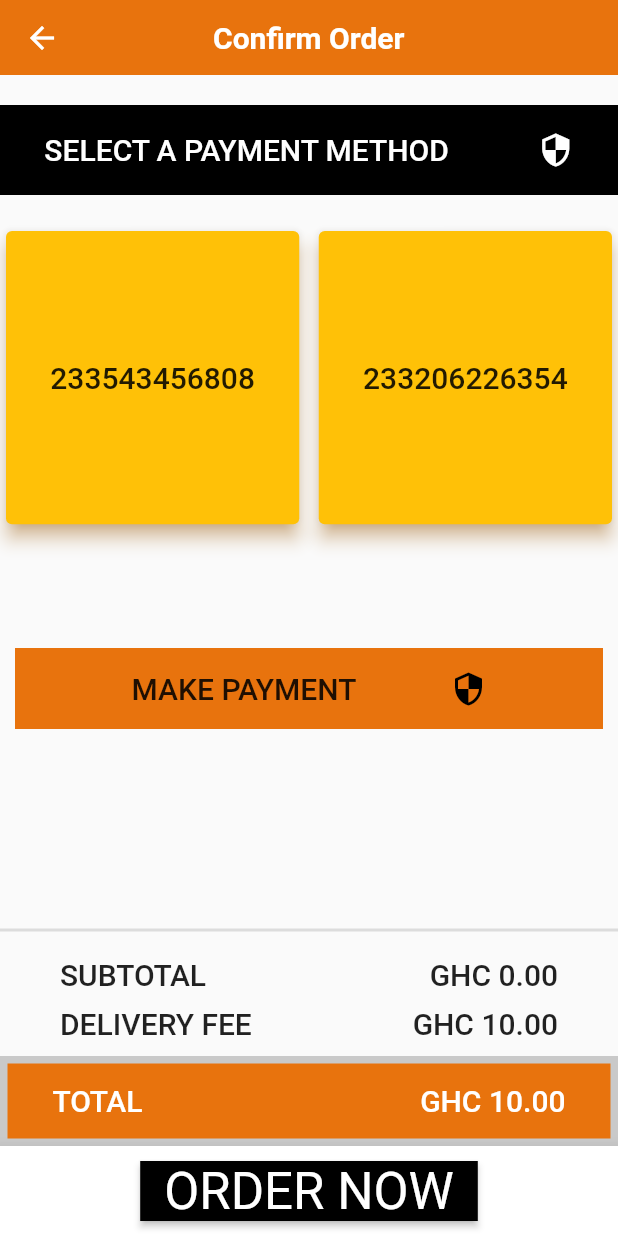
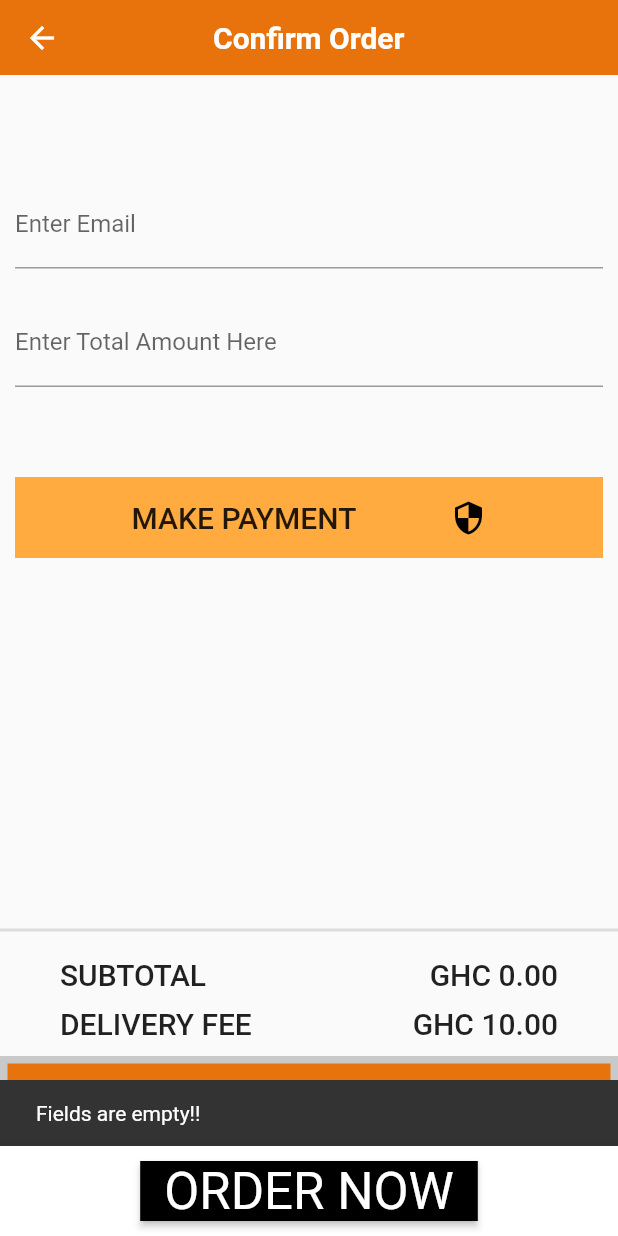
Before and after one commit to iamobedson/chop_kenkey, a Flutter app: the ConfirmOrder screen opened by its route, after a tap on "MAKE PAYMENT", on a phone screen of 412 x 824 dp. Run offline on Flutter 3.47's test engine with Material 2 defaults, Android fonts, the phone set to English and light mode, and no system bars; our stand-ins replace bloc, carousel_slider, cloud_firestore, equatable, firebase_auth, firebase_core and 5 more; missing offline and left inert: flutterwave; accounts and stored records are empty; Roboto replaces fonts that are missing (Trueno).

Commit message:
flutter wave package intalled and flutterwave payment implemented

```diff
--- a/lib/screens/cart_screen.dart
+++ b/lib/screens/cart_screen.dart
@@ -33,10 +33,7 @@ class CartScreen extends StatelessWidget {
             );
           }
           if (state is CartLoaded) {
-            return Padding(
-              padding:
-                  const EdgeInsets.symmetric(horizontal: 20.0, vertical: 10.0),
-              child: Column(
+            return Column(
               mainAxisAlignment: MainAxisAlignment.spaceBetween,
               children: [
                 Column(
@@ -67,7 +64,7 @@ class CartScreen extends StatelessWidget {
                         ),
                       ],
                     ),
-                      SizedBox(height: 10.0),
+                    SizedBox(height: 8.0),
                     SizedBox(
                       height: 400.0,
                       child: ListView.builder(
@@ -93,7 +90,6 @@ class CartScreen extends StatelessWidget {
                 ),
                 OrderSummary(),
               ],
-              ),
             );
           }
           return Text('Something went wrong');
--- a/lib/screens/confirm_order.dart
+++ b/lib/screens/confirm_order.dart
@@ -1,8 +1,14 @@
 //@dart=2.9
 // ignore_for_file: prefer_const_constructors
 
+import 'dart:io';
+import 'dart:math';
+
+import 'package:chop_kenkey/screens/screens.dart';
 import 'package:chop_kenkey/widgets/widgets.dart';
 import 'package:flutter/material.dart';
+import 'package:flutterwave/flutterwave.dart';
+import 'package:flutterwave/models/responses/charge_response.dart';
 
 class ConfirmOrder extends StatefulWidget {
   const ConfirmOrder({Key key}) : super(key: key);
@@ -20,9 +26,31 @@ class ConfirmOrder extends StatefulWidget {
 }
 
 class _ConfirmOrderState extends State<ConfirmOrder> {
-  int selectedIndex;
-  int price;
-  String email = "apollotreasures2@live.com";
+  TextEditingController _email = TextEditingController();
+  TextEditingController _amount = TextEditingController();
+
+  String _ref;
+
+  void setRef() {
+    Random rand = Random();
+    int number = rand.nextInt(2000);
+
+    if (Platform.isAndroid) {
+      setState(() {
+        _ref = "AndroidRef+233$number";
+      });
+    } else {
+      setState(() {
+        _ref = "iOSRef+233$number";
+      });
+    }
+  }
+
+  @override
+  void initState() {
+    setRef();
+    super.initState();
+  }
 
   @override
   Widget build(BuildContext context) {
@@ -31,91 +59,48 @@ class _ConfirmOrderState extends State<ConfirmOrder> {
       bottomNavigationBar: CustomBottomNavBar(screen: ConfirmOrder.routeName),
       body: Column(
         children: [
-          SizedBox(height: 20),
+          Padding(
+            padding: EdgeInsets.symmetric(vertical: 30),
+          ),
           Container(
-            width: MediaQuery.of(context).size.width,
-            height: 60,
-            alignment: Alignment.bottomCenter,
-            decoration: BoxDecoration(color: Colors.black),
-            child: Row(
-              mainAxisAlignment: MainAxisAlignment.spaceAround,
-              children: [
-                Center(
-                  child: Text(
-                    'SELECT A PAYMENT METHOD',
-                    style: Theme.of(context)
-                        .textTheme
-                        .headline6
-                        .copyWith(color: Colors.white),
-                  ),
-                ),
-                Icon(
-                  Icons.security,
-                  color: Colors.white,
-                )
-              ],
+            margin: EdgeInsets.only(left: 10, right: 10, top: 10, bottom: 10),
+            child: TextFormField(
+              controller: _email,
+              decoration: InputDecoration(labelText: "Enter Email"),
             ),
           ),
-          SizedBox(height: 20),
-          Expanded(
-            flex: 2,
-            child: GridView(
-              shrinkWrap: true,
-              gridDelegate: SliverGridDelegateWithFixedCrossAxisCount(
-                crossAxisCount: 2,
-                crossAxisSpacing: 5,
-                mainAxisSpacing: 10,
-              ),
-              children: List.generate(paymentPlans.length, (index) {
-                final payment = paymentPlans[index];
-
-                return GestureDetector(
-                  onTap: () {
-                    setState(() {
-                      selectedIndex = index;
-                      price = payment["price"];
-                    });
-                  },
-                  child: Card(
-                    color: Colors.amber,
-                    shadowColor: Colors.orangeAccent,
-                    elevation: 5,
-                    child: Container(
-                      padding: EdgeInsets.all(10.0),
-                      decoration: BoxDecoration(
-                        color: selectedIndex == null
-                            ? null
-                            : selectedIndex == index
-                                ? orangeColor
-                                : null,
-                      ),
-                      child: Column(
-                        mainAxisAlignment: MainAxisAlignment.center,
-                        children: [
-                          Text(
-                            "${payment["network"]}",
-                            style: Theme.of(context).textTheme.headline6,
-                          )
-                        ],
-                      ),
-                    ),
-                  ),
-                );
-              }),
+          Container(
+            margin: EdgeInsets.only(left: 10, right: 10, top: 10, bottom: 10),
+            child: TextFormField(
+              controller: _amount,
+              decoration: InputDecoration(labelText: "Enter Total Amount Here"),
             ),
           ),
-          SizedBox(height: 30.0),
+
+          //payment Button
           Padding(
-            padding: const EdgeInsets.only(left: 10, right: 10),
+            padding: const EdgeInsets.only(top: 50, left: 10, right: 10),
             child: GestureDetector(
               onTap: () {
-                //Call Flutterwave Checkout API
+                final email = _email.text;
+                final amount = _amount.text;
+
+                if (email.isEmpty || amount.isEmpty) {
+                  ScaffoldMessenger.of(context).showSnackBar(
+                    SnackBar(
+                      content: Text("Fields are empty!!"),
+                    ),
+                  );
+                } else {
+                  //Proceed to Flutterwave Payment
+                  _makePayment(context, email.trim(), amount.trim());
+                }
               },
               child: Container(
                 alignment: Alignment.center,
                 width: MediaQuery.of(context).size.width,
                 padding: EdgeInsets.all(15.0),
-                decoration: BoxDecoration(color: orangeColor),
+                decoration: BoxDecoration(color: Colors.orangeAccent),
                 child: Row(
                   mainAxisAlignment: MainAxisAlignment.spaceEvenly,
                   children: [
@@ -139,8 +124,40 @@ class _ConfirmOrderState extends State<ConfirmOrder> {
     );
   }
 
-  final paymentPlans = [
-    {"network": 233543456808, "price": 10},
-    {"network": 233206226354, "price": 10},
-  ];
+  void _makePayment(BuildContext context, String email, String amount) async {
+    try {
+      Flutterwave flutterwave = Flutterwave.forUIPayment(
+          context: this.context,
+          encryptionKey: "FLWSECK_TEST93ce2c0f76d2",
+          publicKey: "FLWPUBK_TEST-543ca18030f9a00d36be4e9bec126854-X",
+          currency: "GHS",
+          amount: amount,
+          email: "$email",
+          fullName: displayName,
+          txRef: _ref,
+          isDebugMode: true,
+          //phoneNumber: "0123456789",
+          acceptCardPayment: true,
+          acceptUSSDPayment: false,
+          acceptAccountPayment: false,
+          acceptFrancophoneMobileMoney: false,
+          acceptGhanaPayment: true,
+          acceptMpesaPayment: false,
+          acceptRwandaMoneyPayment: false,
+          acceptUgandaPayment: false,
+          acceptZambiaPayment: false);
+
+      final ChargeResponse response =
+          await flutterwave.initializeForUiPayments();
+
+      if (response.data == null) {
+        print("Transaction Failed");
+      } else {
+        print(response.message);
+        print(response.status);
+      }
+    } catch (error) {
+      print(error);
+    }
+  }
 }
--- a/pubspec.yaml
+++ b/pubspec.yaml
@@ -47,9 +47,8 @@ dependencies:
   equatable: ^2.0.3
   carousel_slider: ^4.0.0
   flutter_bloc: ^7.3.0
-  flutter_paystack: ^1.0.5+1
   http:
-
+  flutterwave: ^1.0.1
 
 dev_dependencies:
   flutter_test:
```
Also changed, not shown: pubspec.lock. Lines whose indentation alone changed are shown as unchanged.
